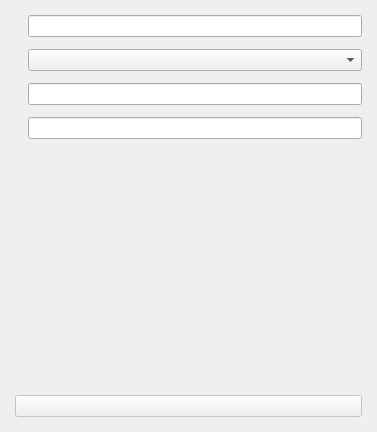
The window that org.nickvision.tubeconverter.qt/src/views/adddownloaddialog.ui (NickvisionApps/Parabolic) describes before a commit, drawn with Qt 5.
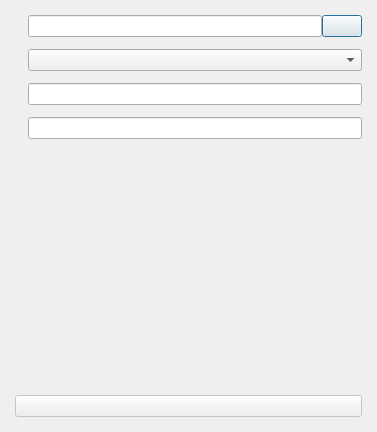
The same window after the commit. The open tabs and pages were chosen to show the change. Icons and pictures are not drawn.

Commit message: Qt - Add `Use Batch File` Button to `AddDownloadDialog`

The edit to the form file:
```diff
--- a/org.nickvision.tubeconverter.qt/src/views/adddownloaddialog.ui
+++ b/org.nickvision.tubeconverter.qt/src/views/adddownloaddialog.ui
@@ -41,9 +41,6 @@
          <item row="0" column="0">
           <widget class="QLabel" name="lblMediaUrl"/>
          </item>
-         <item row="0" column="1">
-          <widget class="QLineEdit" name="txtMediaUrl"/>
-         </item>
          <item row="1" column="0">
           <widget class="QLabel" name="lblAuthenticate"/>
          </item>
@@ -62,6 +59,20 @@
          <item row="3" column="1">
           <widget class="QLineEdit" name="txtPassword"/>
          </item>
+         <item row="0" column="1">
+          <layout class="QHBoxLayout" name="horizontalLayout_4">
+           <item>
+            <widget class="QLineEdit" name="txtMediaUrl"/>
+           </item>
+           <item>
+            <widget class="QPushButton" name="btnUseBatchFile">
+             <property name="icon">
+              <iconset theme="document-open"/>
+             </property>
+            </widget>
+           </item>
+          </layout>
+         </item>
         </layout>
        </item>
        <item>
```
Left out of the diff: 2 changed lines with no effect on the pictures. The commit also changes 37 other files.
